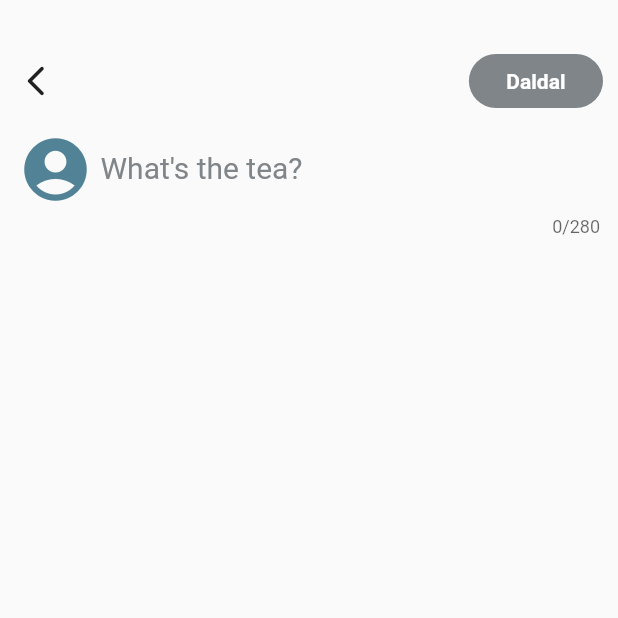
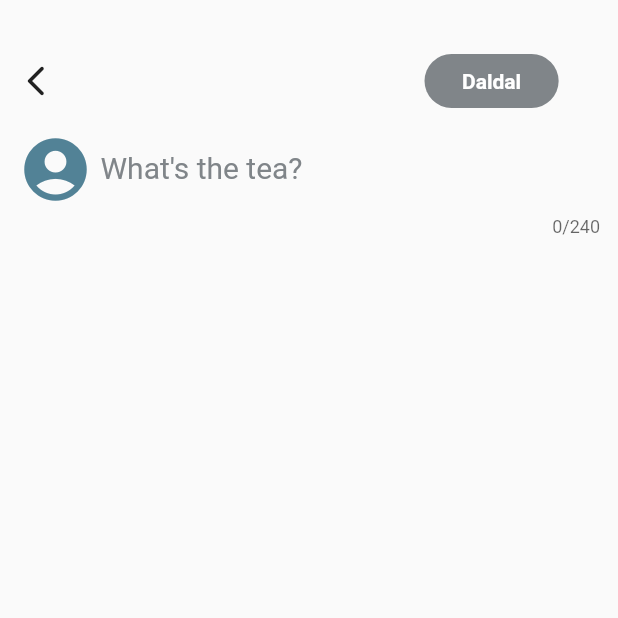
Before and after one commit to daPiang/definitely-not-twitter, a Flutter app: the Home screen opened directly, after a tap on the "add" icon, on a phone screen of 412 x 824 dp, the top half of it. Run offline on Flutter 3.47's test engine with Material 2 defaults, Android fonts, the phone set to English and light mode, and no system bars.

Commit message:
some edits

```diff
--- a/lib/compose_daldal.dart
+++ b/lib/compose_daldal.dart
@@ -35,12 +35,7 @@ class _ComposeState extends State<Compose> {
   }
 
   void daldal() {
-    dashData.add([
-      'Admin',
-      'OfficialAdmin',
-      _daldalCont.text,
-      'https://i.imgur.com/Byobb4e.jpg'
-    ]);
+    dashData.add(['Admin', 'OfficialAdmin', _daldalCont.text, 'A']);
     ScaffoldMessenger.of(context).showSnackBar(daldalSnack);
     Navigator.push(
         context, MaterialPageRoute(builder: (context) => const DashBoard()));
@@ -67,10 +62,9 @@ class _ComposeState extends State<Compose> {
                                 builder: (context) => const DashBoard()));
                       },
                       icon: const Icon(Icons.arrow_back_ios_new_rounded)),
-                  Expanded(
-                      child: SizedBox(
-                    width: MediaQuery.of(context).size.width,
-                  )),
+                  const SizedBox(
+                    width: 235,
+                  ),
                   RawMaterialButton(
                     padding: const EdgeInsets.symmetric(horizontal: 25),
                     shape: RoundedRectangleBorder(
@@ -110,7 +104,7 @@ class _ComposeState extends State<Compose> {
                       controller: _daldalCont,
                       keyboardType: TextInputType.multiline,
                       maxLines: null,
-                      maxLength: 280,
+                      maxLength: 240,
                       style:
                           const TextStyle(color: Palette.olive, fontSize: 20),
                       decoration: const InputDecoration(
--- a/lib/dashboard_sections/home.dart
+++ b/lib/dashboard_sections/home.dart
@@ -31,8 +31,8 @@ class _HomeState extends State<Home> {
                 top: 15,
               ),
               leading: CircleAvatar(
-                  backgroundImage:
-                      NetworkImage(daldata[length - 1 - index][3])),
+                child: Text(daldata[length - 1 - index][3]),
+              ),
               title: Row(children: [
                 Text(
                   daldata[length - 1 - index][0],
--- a/lib/screen_data/dashboard_data.dart
+++ b/lib/screen_data/dashboard_data.dart
@@ -1,62 +1,22 @@
 List dashData = [
-  [
-    "Cianggciang",
-    "cianggciang",
-    "wanna play codm right now..",
-    "https://lh3.googleusercontent.com/a-/AOh14GhAxW-c9GZGY4rr3s7no-lL69hJFmWf_NmH3hAA=s96-c-rg-br100"
-  ],
-  [
-    "AngelaDee",
-    "ADee123",
-    "K kapoy na sige acads AAAaaAA",
-    "https://lh3.googleusercontent.com/a/AATXAJx3y9lxVMGWSmoPANdT0aFjVGxrH0dTVGRZ8hmr=s96-c-br100-rg-mo"
-  ],
+  ["Cianggciang", "cianggciang", "wanna play codm right now..", "C"],
+  ["AngelaDee", "ADee123", "K kapoy na sige acads AAAaaAA", "A"],
   [
     "ptrcgo",
     "pamdgo",
     "i wanna cri ;-; i wanna cri ;-; i wanna cri ;-; i wanna cri ;-; i wanna cri ;-; i wanna cri ;-; i wanna cri ;-; i wanna cri ;-; i wanna cri ;-; i wanna cri ;-; i wanna cri ;-; i wanna cri ;-; i wanna cri ;-;v",
-    "https://www.facebook.com/photo/?fbid=209436029892419&set=a.103627180473305"
+    "P"
   ],
-  [
-    "User9273",
-    "User9273",
-    "What's on your mind?",
-    "https://lh3.googleusercontent.com/a/AATXAJx3y9lxVMGWSmoPANdT0aFjVGxrH0dTVGRZ8hmr=s96-c-br100-rg-mo"
-  ],
-  [
-    "Rastaman420",
-    "Rastaman420",
-    "maypag ako inyong iboto",
-    "https://lh3.googleusercontent.com/a/AATXAJx3y9lxVMGWSmoPANdT0aFjVGxrH0dTVGRZ8hmr=s96-c-br100-rg-mo"
-  ],
-  [
-    "sNooPDOGG",
-    "pamdgo",
-    "eyyy 420 420 420",
-    "https://lh3.googleusercontent.com/a/AATXAJx3y9lxVMGWSmoPANdT0aFjVGxrH0dTVGRZ8hmr=s96-c-br100-rg-mo"
-  ],
-  [
-    "HannahMontana",
-    "MileyCyrus",
-    "I got the best of both worlds :DD",
-    "https://lh3.googleusercontent.com/a/AATXAJx3y9lxVMGWSmoPANdT0aFjVGxrH0dTVGRZ8hmr=s96-c-br100-rg-mo"
-  ],
+  ["User9273", "User9273", "What's on your mind?", "U"],
+  ["Rastaman420", "Rastaman420", "maypag ako inyong iboto", "R"],
+  ["sNooPDOGG", "pamdgo", "eyyy 420 420 420", "S"],
+  ["HannahMontana", "MileyCyrus", "I got the best of both worlds :DD", "H"],
   [
     "XanderFord",
     "Marlou",
     "live ako tiktok mamaya guys bash niyo ako lab u",
-    "https://lh3.googleusercontent.com/a/AATXAJx3y9lxVMGWSmoPANdT0aFjVGxrH0dTVGRZ8hmr=s96-c-br100-rg-mo"
+    "X"
   ],
-  [
-    "KweeNYasMin",
-    "KWEENTINGZ",
-    "live tayu mamaya gais :D",
-    "https://lh3.googleusercontent.com/a/AATXAJx3y9lxVMGWSmoPANdT0aFjVGxrH0dTVGRZ8hmr=s96-c-br100-rg-mo"
-  ],
-  [
-    "Patricia Go",
-    "patgo",
-    "dropout nako choi",
-    "https://lh3.googleusercontent.com/a/AATXAJx3y9lxVMGWSmoPANdT0aFjVGxrH0dTVGRZ8hmr=s96-c-br100-rg-mo"
-  ],
+  ["KweeNYasMin", "KWEENTINGZ", "live tayu mamaya gais :D", "K"],
+  ["Patricia Go", "patgo", "dropout nako choi", "P"],
 ];
```
